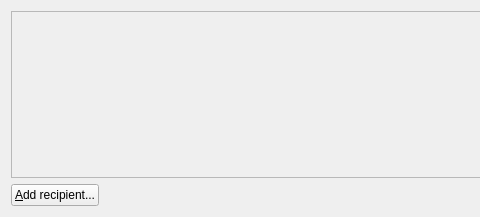
Qt form src/qt/forms/sendcoinsdialog.ui (raffermeko/bitcoin) before a commit; both pictures show x 0 to 480 and y 0 to 217 of the 686 by 217 pixel window.
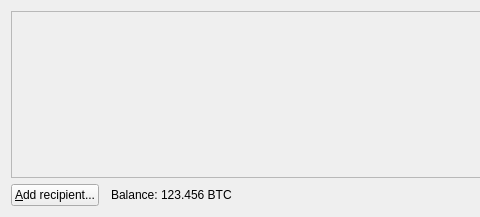
The same form after that commit. Icons and pictures are not drawn.

Commit message: show balance in sendcoins screen (issue #24)

Patch:
```diff
--- a/src/qt/forms/sendcoinsdialog.ui
+++ b/src/qt/forms/sendcoinsdialog.ui
@@ -75,6 +75,30 @@
        </property>
       </widget>
      </item>
+     <item>
+      <layout class="QHBoxLayout" name="horizontalLayout_2">
+       <property name="spacing">
+        <number>3</number>
+       </property>
+       <item>
+        <widget class="QLabel" name="label">
+         <property name="text">
+          <string>Balance:</string>
+         </property>
+        </widget>
+       </item>
+       <item>
+        <widget class="QLabel" name="labelBalance">
+         <property name="text">
+          <string>123.456 BTC</string>
+         </property>
+         <property name="textInteractionFlags">
+          <set>Qt::LinksAccessibleByMouse|Qt::TextSelectableByKeyboard|Qt::TextSelectableByMouse</set>
+         </property>
+        </widget>
+       </item>
+      </layout>
+     </item>
      <item>
       <spacer name="horizontalSpacer">
        <property name="orientation">
```
The commit also changes 2 other files.
